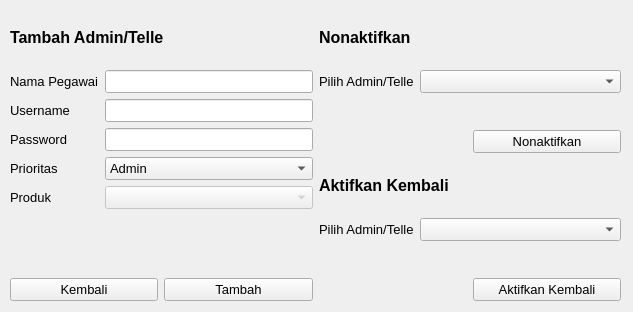
This is mainFiles/assets/ui/superadminAddUser.ui in NathanielClarence/telemarketingdb as Qt 5 draws it before an edit. The edited form follows.
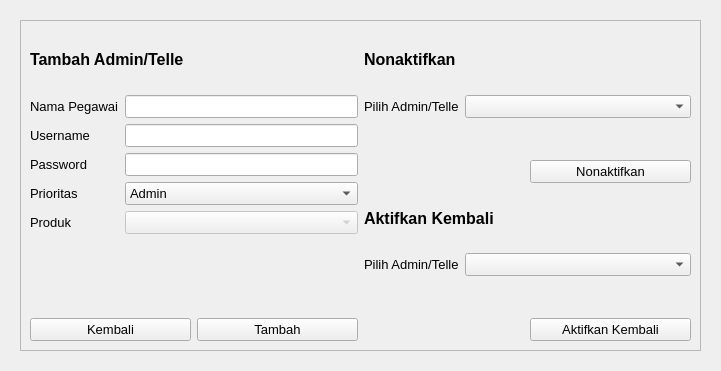
This is the edited form.

The edit to the form file:
```diff
--- a/mainFiles/assets/ui/superadminAddUser.ui
+++ b/mainFiles/assets/ui/superadminAddUser.ui
@@ -6,22 +6,36 @@
    <rect>
     <x>0</x>
     <y>0</y>
-    <width>633</width>
-    <height>312</height>
+    <width>721</width>
+    <height>371</height>
    </rect>
   </property>
   <property name="windowTitle">
    <string>Form</string>
   </property>
-  <widget class="QWidget" name="gridLayoutWidget">
+  <widget class="QScrollArea" name="scrollArea">
    <property name="geometry">
     <rect>
-     <x>10</x>
-     <y>10</y>
-     <width>611</width>
-     <height>291</height>
+     <x>20</x>
+     <y>20</y>
+     <width>681</width>
+     <height>331</height>
     </rect>
    </property>
+   <property name="widgetResizable">
+    <bool>true</bool>
+   </property>
+   <widget class="QWidget" name="scrollAreaWidgetContents">
+    <property name="geometry">
+     <rect>
+      <x>0</x>
+      <y>0</y>
+      <width>679</width>
+      <height>329</height>
+     </rect>
+    </property>
+    <layout class="QGridLayout" name="gridLayout_2">
+     <item row="0" column="0">
    <layout class="QGridLayout" name="gridLayout">
     <item row="0" column="0" colspan="2">
      <widget class="QLabel" name="label_7">
@@ -292,6 +306,9 @@
      </widget>
     </item>
    </layout>
+     </item>
+    </layout>
+   </widget>
   </widget>
  </widget>
  <resources/>
```
Lines whose indentation alone changed are shown as unchanged.
